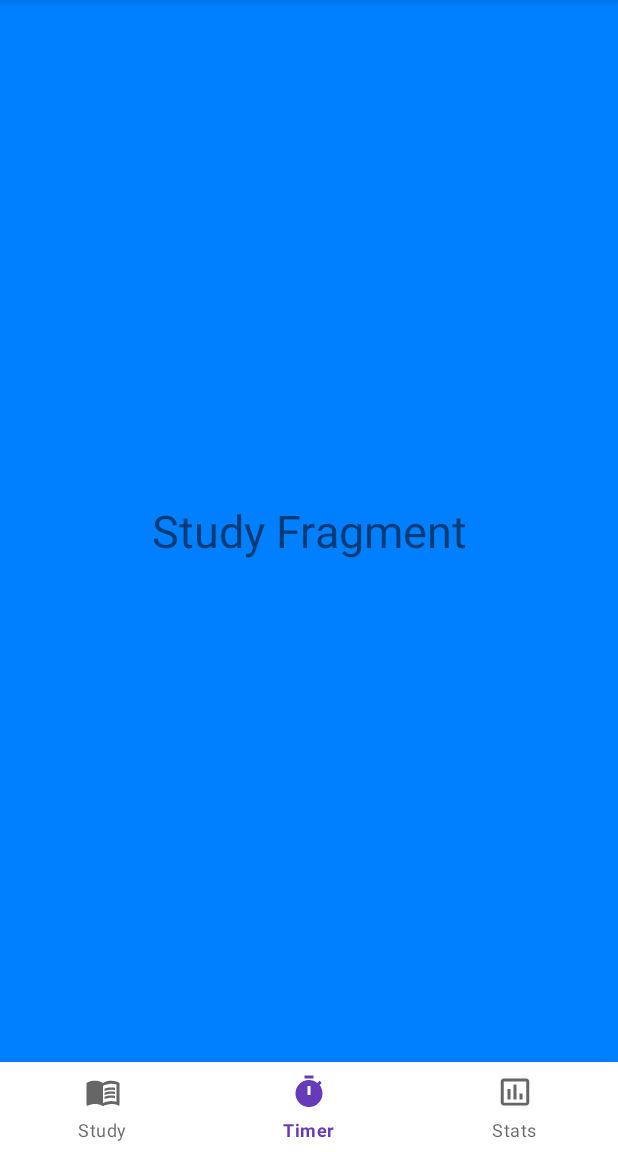
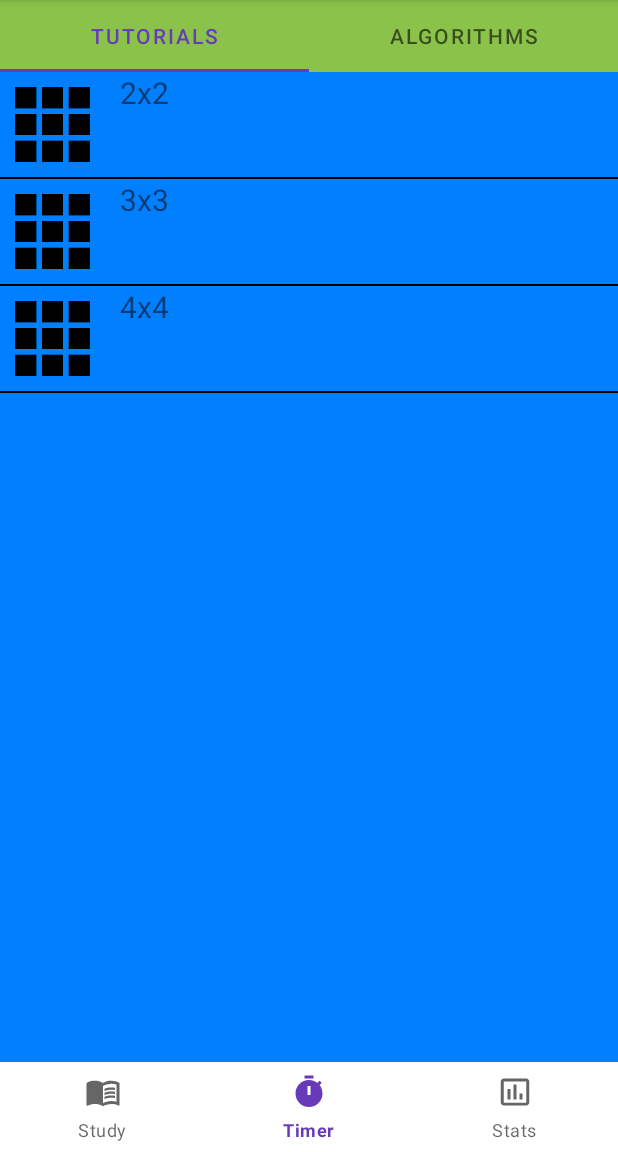
Before and after one commit to HarelPolak/BagrutProject, an Android app: the fragment StudyFragment placed in its activity, on a phone screen of 412 x 824 dp, the part 84-1236 px from its top. Run offline under Robolectric (Android 15) with nearby library versions, the phone set to English and light mode, and no system bars.

Commit message:
tab layout working

```diff
--- /dev/null
+++ b/app/src/main/java/com/example/bagrutproject/AlgorithmsFragment.java
@@ -0,0 +1,19 @@
+package com.example.bagrutproject;
+
+import android.os.Bundle;
+
+import androidx.fragment.app.Fragment;
+
+import android.view.LayoutInflater;
+import android.view.View;
+import android.view.ViewGroup;
+
+public class AlgorithmsFragment extends Fragment {
+
+
+    @Override
+    public View onCreateView(LayoutInflater inflater, ViewGroup container, Bundle savedInstanceState) {
+        // Inflate the layout for this fragment
+        return inflater.inflate(R.layout.fragment_algorithms, container, false);
+    }
+}
--- a/app/src/main/java/com/example/bagrutproject/StatsFragment.java
+++ b/app/src/main/java/com/example/bagrutproject/StatsFragment.java
@@ -28,9 +28,6 @@ public class StatsFragment extends Fragment implements OnItemClickListener, OnIt
     Dialog editDialog;
     SolveAdapter adapter;
     long totalAvg, currentAvg5, bestAvg5, currentAvg12, bestAvg12;
-
-    public StatsFragment(){
-    }
 
     @Override
     public View onCreateView(LayoutInflater inflater, ViewGroup container, Bundle savedInstanceState) {
--- /dev/null
+++ b/app/src/main/java/com/example/bagrutproject/StudyAdapter.java
@@ -0,0 +1,48 @@
+package com.example.bagrutproject;
+
+import android.content.Context;
+import android.view.LayoutInflater;
+import android.view.View;
+import android.view.ViewGroup;
+import android.widget.BaseAdapter;
+import android.widget.ImageView;
+import android.widget.TextView;
+
+public class StudyAdapter extends BaseAdapter {
+
+    Context context;
+    String textArr[];
+    int[] imageArr;
+    LayoutInflater inflater;
+
+    public StudyAdapter(Context context, String[] textArr, int[] imageArr) {
+        this.context = context;
+        this.textArr = textArr;
+        this.imageArr = imageArr;
+        this.inflater = LayoutInflater.from(context);
+    }
+    @Override
+    public int getCount() {
+        return textArr.length;
+    }
+
+    @Override
+    public Object getItem(int i) {
+        return null;
+    }
+
+    @Override
+    public long getItemId(int i) {
+        return 0;
+    }
+
+    @Override
+    public View getView(int i, View view, ViewGroup viewGroup) {
+        view = inflater.inflate(R.layout.study_item_layout, null);
+        TextView tv = view.findViewById(R.id.item_text);
+        ImageView iv = view.findViewById(R.id.item_image);
+        tv.setText(textArr[i]);
+        iv.setImageResource(imageArr[i]);
+        return view;
+    }
+}
--- a/app/src/main/java/com/example/bagrutproject/StudyFragment.java
+++ b/app/src/main/java/com/example/bagrutproject/StudyFragment.java
@@ -3,20 +3,53 @@ package com.example.bagrutproject;
 import android.os.Bundle;
 
 import androidx.fragment.app.Fragment;
+import androidx.viewpager.widget.ViewPager;
+import androidx.viewpager2.widget.ViewPager2;
 
 import android.view.LayoutInflater;
 import android.view.View;
 import android.view.ViewGroup;
 
+import com.google.android.material.tabs.TabLayout;
+
 public class StudyFragment extends Fragment {
 
-    public StudyFragment(){
-        // require a empty public constructor
-    }
+    TabLayout tabLayout;
+    ViewPager2 viewPager2;
+    ViewPagerAdapter viewPagerAdapter;
 
     @Override
     public View onCreateView(LayoutInflater inflater, ViewGroup container, Bundle savedInstanceState) {
-        // Inflate the layout for this fragment
-        return inflater.inflate(R.layout.fragment_study, container, false);
+        View view = inflater.inflate(R.layout.fragment_study, container, false);
+        tabLayout = view.findViewById(R.id.tabLayout);
+        viewPager2 = view.findViewById(R.id.viewPager);
+        viewPagerAdapter = new ViewPagerAdapter(getActivity());
+        viewPager2.setAdapter(viewPagerAdapter);
+        tabLayout.setOnTabSelectedListener(new TabLayout.OnTabSelectedListener() {
+            @Override
+            public void onTabSelected(TabLayout.Tab tab) {
+                viewPager2.setCurrentItem(tab.getPosition());
+            }
+
+            @Override
+            public void onTabUnselected(TabLayout.Tab tab) {
+
+            }
+
+            @Override
+            public void onTabReselected(TabLayout.Tab tab) {
+
+            }
+        });
+
+        viewPager2.registerOnPageChangeCallback(new ViewPager2.OnPageChangeCallback() {
+            @Override
+            public void onPageSelected(int position) {
+                super.onPageSelected(position);
+                tabLayout.getTabAt(position).select();
+            }
+        });
+
+        return view;
     }
 }
--- a/app/src/main/java/com/example/bagrutproject/TimerFragment.java
+++ b/app/src/main/java/com/example/bagrutproject/TimerFragment.java
@@ -43,10 +43,6 @@ public class TimerFragment extends Fragment implements View.OnTouchListener, Vie
             timerShouldStart = true;
         }
     };
-
-    public TimerFragment() {
-        // require a empty public constructor
-    }
 
     @Override
     public View onCreateView(LayoutInflater inflater, ViewGroup container, Bundle savedInstanceState) {
--- /dev/null
+++ b/app/src/main/java/com/example/bagrutproject/TutorialsFragment.java
@@ -0,0 +1,42 @@
+package com.example.bagrutproject;
+
+import android.os.Bundle;
+
+import androidx.fragment.app.Fragment;
+
+import android.view.LayoutInflater;
+import android.view.View;
+import android.view.ViewGroup;
+import android.widget.AdapterView;
+import android.widget.ListView;
+import android.widget.Toast;
+
+public class TutorialsFragment extends Fragment implements AdapterView.OnItemClickListener {
+
+    ListView listView;
+    String[] textArr = {"2x2", "3x3", "4x4"};
+    int[] imageArr = {R.drawable.rubiks_cube, R.drawable.rubiks_cube, R.drawable.rubiks_cube};
+
+    @Override
+    public View onCreateView(LayoutInflater inflater, ViewGroup container, Bundle savedInstanceState) {
+        View view = inflater.inflate(R.layout.fragment_tutorials, container, false);
+        listView = view.findViewById(R.id.listView);
+        StudyAdapter studyAdapter = new StudyAdapter(getActivity(), textArr, imageArr);
+        listView.setAdapter(studyAdapter);
+        listView.setOnItemClickListener(this);
+        return view;
+    }
+
+    @Override
+    public void onItemClick(AdapterView<?> adapterView, View view, int i, long l) {
+        if(i == 0){
+            Toast.makeText(this.getContext(), "2x2", Toast.LENGTH_LONG).show();
+        }
+        else if(i == 1){
+            Toast.makeText(this.getContext(), "3x3", Toast.LENGTH_LONG).show();
+        }
+        if(i == 2){
+            Toast.makeText(this.getContext(), "4x4", Toast.LENGTH_LONG).show();
+        }
+    }
+}
--- a/app/src/main/java/com/example/bagrutproject/UtilActivity.java
+++ b/app/src/main/java/com/example/bagrutproject/UtilActivity.java
@@ -28,11 +28,9 @@ public class UtilActivity {
     }
 
     public static Solve getCurrentSolve(List<Solve> solves){
-        Solve s;
-        for(int i=0; i<solves.size(); i++){
-            s = solves.get(i);
-            if(s.getPenalty() != 2)
-                return s;
+        if(solves.size()!=0){
+            if(solves.get(0).getPenalty()!=2)
+                return solves.get(0);
         }
         return null;
     }
--- /dev/null
+++ b/app/src/main/java/com/example/bagrutproject/ViewPagerAdapter.java
@@ -0,0 +1,39 @@
+package com.example.bagrutproject;
+
+import androidx.annotation.NonNull;
+import androidx.fragment.app.Fragment;
+import androidx.fragment.app.FragmentActivity;
+import androidx.fragment.app.FragmentManager;
+import androidx.fragment.app.FragmentPagerAdapter;
+import androidx.fragment.app.FragmentStatePagerAdapter;
+import androidx.viewpager2.adapter.FragmentStateAdapter;
+
+import java.util.ArrayList;
+import java.util.List;
+
+public class ViewPagerAdapter extends FragmentStateAdapter {
+
+
+    public ViewPagerAdapter(@NonNull FragmentActivity fragmentActivity) {
+        super(fragmentActivity);
+    }
+
+    @NonNull
+    @Override
+    public Fragment createFragment(int position) {
+        if(position == 0){
+            return new TutorialsFragment();
+        }
+        else if(position == 1){
+            return new AlgorithmsFragment();
+        }
+        else {
+            return new TutorialsFragment();
+        }
+    }
+
+    @Override
+    public int getItemCount() {
+        return 2;
+    }
+}
--- /dev/null
+++ b/app/src/main/res/layout/fragment_algorithms.xml
@@ -0,0 +1,17 @@
+<?xml version="1.0" encoding="utf-8"?>
+<FrameLayout xmlns:android="http://schemas.android.com/apk/res/android"
+    xmlns:tools="http://schemas.android.com/tools"
+    android:layout_width="match_parent"
+    android:layout_height="match_parent"
+    tools:context=".AlgorithmsFragment"
+    android:background="#0080FF"
+    >
+
+    <TextView
+        android:layout_width="match_parent"
+        android:layout_height="match_parent"
+        android:text="Algorithms"
+        android:gravity="center"
+        android:textSize="30dp"/>
+
+</FrameLayout>
--- a/app/src/main/res/layout/fragment_study.xml
+++ b/app/src/main/res/layout/fragment_study.xml
@@ -1,18 +1,34 @@
 <?xml version="1.0" encoding="utf-8"?>
-<LinearLayout
-    xmlns:android="http://schemas.android.com/apk/res/android"
+<androidx.constraintlayout.widget.ConstraintLayout xmlns:android="http://schemas.android.com/apk/res/android"
+    xmlns:app="http://schemas.android.com/apk/res-auto"
     xmlns:tools="http://schemas.android.com/tools"
     android:layout_width="match_parent"
-    android:layout_height="match_parent"
-    android:background="#0080FF"
-    tools:context=".StudyFragment">
+    android:layout_height="match_parent">
 
-    <TextView
+    <com.google.android.material.tabs.TabLayout
+        android:id="@+id/tabLayout"
         android:layout_width="match_parent"
         android:layout_height="wrap_content"
-        android:text="Study Fragment"
-        android:textSize="30dp"
-        android:gravity="center"
-        android:layout_gravity="center"/>
+        app:layout_constraintTop_toTopOf="parent"
+        android:background="@color/green">
 
-</LinearLayout>
+        <com.google.android.material.tabs.TabItem
+            android:layout_width="match_parent"
+            android:layout_height="wrap_content"
+            android:text="Tutorials"/>
+
+        <com.google.android.material.tabs.TabItem
+            android:layout_width="match_parent"
+            android:layout_height="wrap_content"
+            android:text="Algorithms"/>
+
+    </com.google.android.material.tabs.TabLayout>
+
+    <androidx.viewpager2.widget.ViewPager2
+        android:id="@+id/viewPager"
+        android:layout_width="match_parent"
+        android:layout_height="0dp"
+        app:layout_constraintBottom_toBottomOf="parent"
+        app:layout_constraintTop_toBottomOf="@+id/tabLayout" />
+
+</androidx.constraintlayout.widget.ConstraintLayout>
--- /dev/null
+++ b/app/src/main/res/layout/fragment_tutorials.xml
@@ -0,0 +1,17 @@
+<?xml version="1.0" encoding="utf-8"?>
+<FrameLayout xmlns:android="http://schemas.android.com/apk/res/android"
+    xmlns:tools="http://schemas.android.com/tools"
+    android:layout_width="match_parent"
+    android:layout_height="match_parent"
+    tools:context=".TutorialsFragment"
+    android:background="#0080FF"
+    >
+
+    <ListView
+        android:layout_width="match_parent"
+        android:layout_height="match_parent"
+        android:id="@+id/listView"
+        android:divider="@color/black"
+        android:dividerHeight="1dp"/>
+
+</FrameLayout>
--- /dev/null
+++ b/app/src/main/res/layout/study_item_layout.xml
@@ -0,0 +1,20 @@
+<?xml version="1.0" encoding="utf-8"?>
+<LinearLayout xmlns:android="http://schemas.android.com/apk/res/android"
+    android:layout_width="match_parent"
+    android:layout_height="wrap_content"
+    android:orientation="horizontal">
+
+    <ImageView
+        android:id="@+id/item_image"
+        android:layout_width="70dp"
+        android:layout_height="70dp"
+        android:padding="10dp"/>
+
+    <TextView
+        android:id="@+id/item_text"
+        android:layout_width="wrap_content"
+        android:layout_height="wrap_content"
+        android:layout_marginLeft="10dp"
+        android:textSize="20dp" />
+
+</LinearLayout>
--- a/build.gradle
+++ b/build.gradle
@@ -1,5 +1,5 @@
 // Top-level build file where you can add configuration options common to all sub-projects/modules.
 plugins {
-    id 'com.android.application' version '8.0.2' apply false
-    id 'com.android.library' version '8.0.2' apply false
+    id 'com.android.application' version '8.1.2' apply false
+    id 'com.android.library' version '8.1.2' apply false
 }
```
Also changed, not shown: app/src/main/res/drawable/rubiks_cube.png (added).
